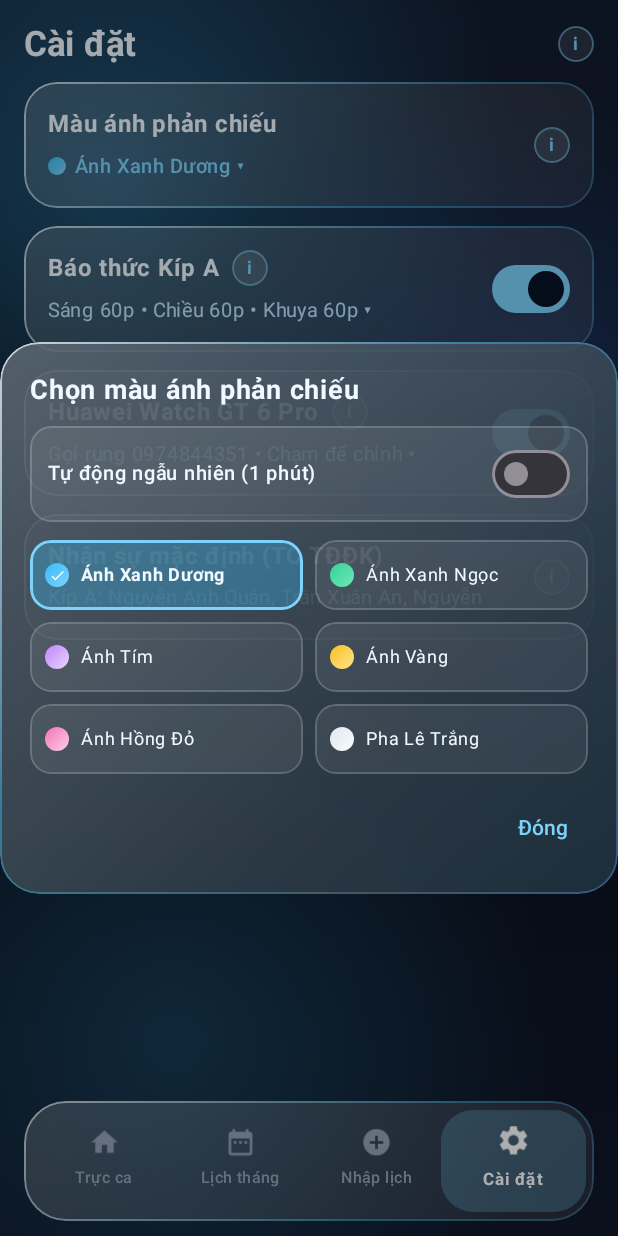
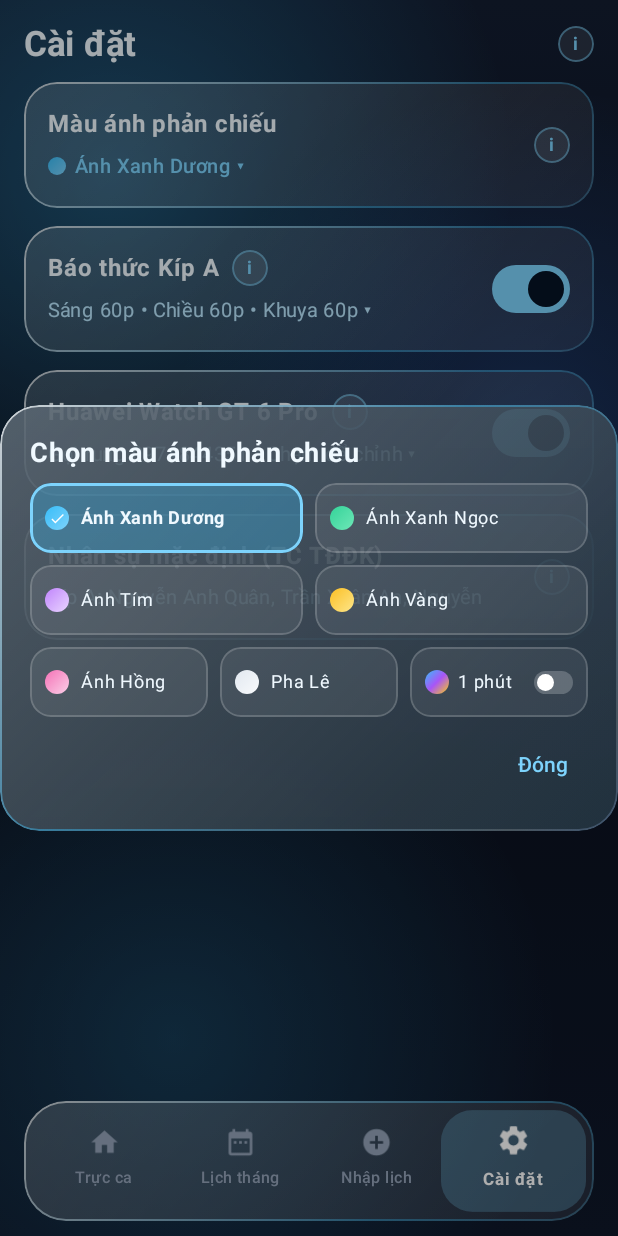
Before and after one commit to anhquanQB/TrucCaAlarm, an Android app built with Jetpack Compose: the screen it shows after launch (MainActivity), after a tap on "Màu ánh phản chiếu", on a phone screen of 412 x 824 dp. Run offline under Robolectric (Android 15) with nearby library versions, the phone set to English and light mode, and no system bars; libraries missing offline, so code that uses them is left out: com.google.mlkit.vision; 3 other taps on this screen came first.

Commit message:
Refactor theme picker layout and spacing

```diff
--- a/app/src/main/java/com/trucca/alarm/ui/MainScreen.kt
+++ b/app/src/main/java/com/trucca/alarm/ui/MainScreen.kt
@@ -2001,43 +2001,10 @@ private fun SettingsTab(
     // Pop-up 1: Theme Picker (BouncyGlassDialog)
     if (showThemePopup) {
         BouncyGlassDialog(onDismissRequest = { showThemePopup = false }) {
-            Column(verticalArrangement = Arrangement.spacedBy(12.dp)) {
+            Column(verticalArrangement = Arrangement.spacedBy(8.dp)) {
                 Text("Chọn màu ánh phản chiếu", color = p.softWhite, fontSize = 18.sp, fontWeight = FontWeight.Bold)
-                Row(
-                    modifier = Modifier
-                        .fillMaxWidth()
-                        .clip(RoundedCornerShape(14.dp))
-                        .background(if (autoRandomTheme) p.accent.copy(alpha = 0.20f) else Color.White.copy(alpha = 0.07f))
-                        .border(
-                            width = if (autoRandomTheme) 1.5.dp else 1.dp,
-                            color = if (autoRandomTheme) p.accent else Color.White.copy(alpha = 0.18f),
-                            shape = RoundedCornerShape(14.dp)
-                        )
-                        .clickable {
-                            autoRandomTheme = !autoRandomTheme
-                            onSave(buildUpdatedSettings(autoRandomOverride = autoRandomTheme))
-                        }
-                        .padding(horizontal = 12.dp, vertical = 8.dp),
-                    horizontalArrangement = Arrangement.SpaceBetween,
-                    verticalAlignment = Alignment.CenterVertically
-                ) {
-                    Text(
-                        text = "Tự động ngẫu nhiên (1 phút)",
-                        color = p.softWhite,
-                        fontSize = 13.sp,
-                        fontWeight = if (autoRandomTheme) FontWeight.Bold else FontWeight.Medium,
-                        modifier = Modifier.weight(1f)
-                    )
-                    Switch(
-                        checked = autoRandomTheme,
-                        onCheckedChange = {
-                            autoRandomTheme = it
-                            onSave(buildUpdatedSettings(autoRandomOverride = it))
-                        }
-                    )
-                }
                 Column(verticalArrangement = Arrangement.spacedBy(8.dp)) {
-                    GlassThemeId.entries.chunked(2).forEach { rowItems ->
+                    GlassThemeId.entries.chunked(2).forEachIndexed { rowIndex, rowItems ->
                         Row(modifier = Modifier.fillMaxWidth(), horizontalArrangement = Arrangement.spacedBy(8.dp)) {
                             rowItems.forEach { t ->
                                 val tp = paletteFor(t)
@@ -2074,6 +2041,75 @@ private fun SettingsTab(
                                     Text(t.label, color = p.softWhite, fontSize = 12.sp, fontWeight = if (active) FontWeight.Bold else FontWeight.Normal, maxLines = 1)
                                 }
                             }
+                            if (rowIndex == GlassThemeId.entries.chunked(2).lastIndex) {
+                                Row(
+                                    modifier = Modifier
+                                        .weight(1f)
+                                        .clip(RoundedCornerShape(14.dp))
+                                        .background(if (autoRandomTheme) p.accent.copy(alpha = 0.28f) else Color.White.copy(alpha = 0.07f))
+                                        .border(
+                                            width = if (autoRandomTheme) 1.5.dp else 1.dp,
+                                            color = if (autoRandomTheme) p.accent else Color.White.copy(alpha = 0.18f),
+                                            shape = RoundedCornerShape(14.dp)
+                                        )
+                                        .clickable {
+                                            autoRandomTheme = !autoRandomTheme
+                                            onSave(buildUpdatedSettings(autoRandomOverride = autoRandomTheme))
+                                        }
+                                        .padding(horizontal = 10.dp, vertical = 11.dp),
+                                    verticalAlignment = Alignment.CenterVertically,
+                                    horizontalArrangement = Arrangement.SpaceBetween
+                                ) {
+                                    Row(
+                                        modifier = Modifier.weight(1f),
+                                        verticalAlignment = Alignment.CenterVertically
+                                    ) {
+                                        Box(
+                                            modifier = Modifier
+                                                .size(16.dp)
+                                                .clip(CircleShape)
+                                                .background(
+                                                    Brush.linearGradient(
+                                                        listOf(
+                                                            Color(0xFF38BDF8),
+                                                            Color(0xFFA855F7),
+                                                            Color(0xFFFACC15)
+                                                        )
+                                                    )
+                                                ),
+                                            contentAlignment = Alignment.Center
+                                        ) {
+                                            if (autoRandomTheme) {
+                                                Icon(Icons.Default.Check, contentDescription = null, tint = Color.White, modifier = Modifier.size(11.dp))
+                                            }
+                                        }
+                                        Spacer(modifier = Modifier.width(6.dp))
+                                        Text(
+                                            text = "1 phút",
+                                            color = p.softWhite,
+                                            fontSize = 12.sp,
+                                            fontWeight = if (autoRandomTheme) FontWeight.Bold else FontWeight.Normal,
+                                            maxLines = 1
+                                        )
+                                    }
+                                    Box(
+                                        modifier = Modifier
+                                            .width(26.dp)
+                                            .height(15.dp)
+                                            .clip(CircleShape)
+                                            .background(if (autoRandomTheme) p.accent else Color.White.copy(alpha = 0.22f))
+                                            .padding(2.dp)
+                                    ) {
+                                        Box(
+                                            modifier = Modifier
+                                                .size(11.dp)
+                                                .clip(CircleShape)
+                                                .background(if (autoRandomTheme) Color(0xFF07101F) else Color.White)
+                                                .align(if (autoRandomTheme) Alignment.CenterEnd else Alignment.CenterStart)
+                                        )
+                                    }
+                                }
+                            }
                         }
                     }
                 }
```
